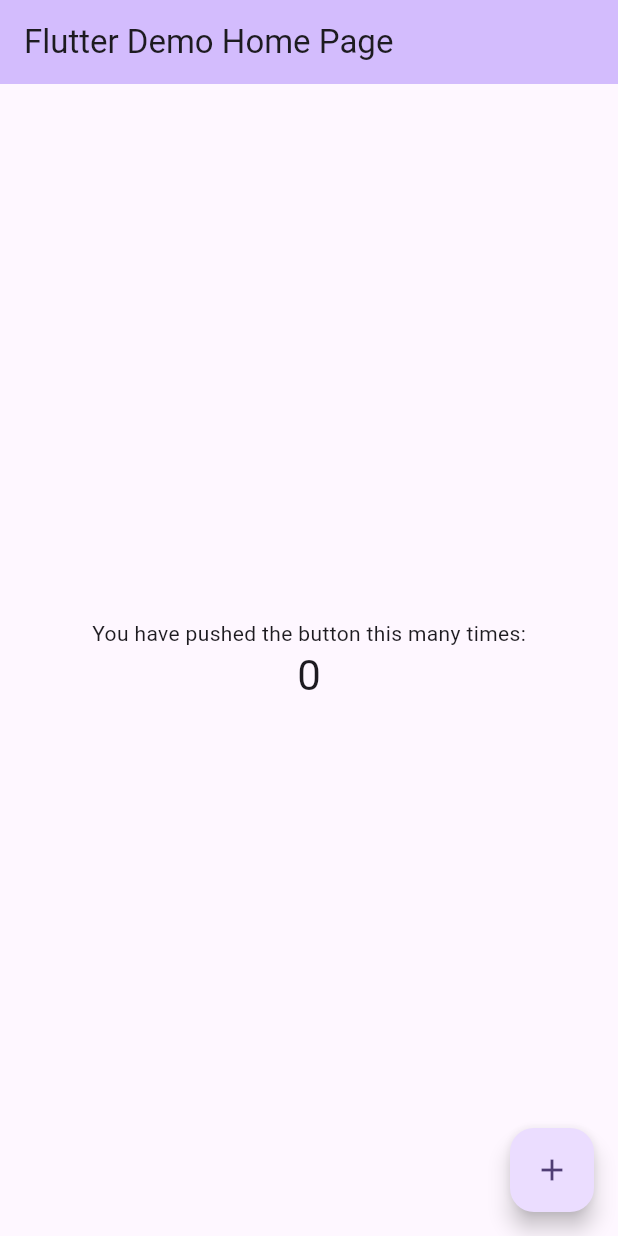
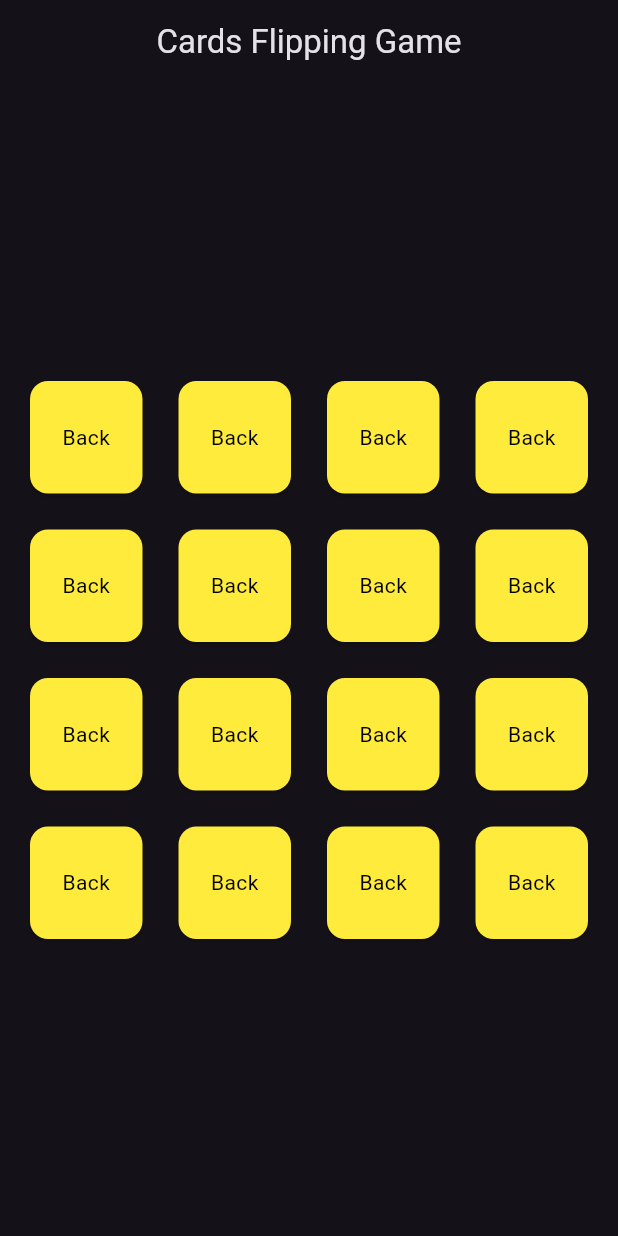
Before and after one commit to abhiramgelle1/HomeWork03-CardFlippingGame, a Flutter app: the screen it shows after launch, on a phone screen of 412 x 824 dp. Run offline on Flutter 3.47's test engine with Material 3 defaults, Android fonts, the phone set to English and light mode, and no system bars.

Commit message:
Basic setup for cards with grid and title for the assignment

```diff
--- a/lib/main.dart
+++ b/lib/main.dart
@@ -1,125 +1,40 @@
 import 'package:flutter/material.dart';
 
 void main() {
-  runApp(const MyApp());
+  runApp(CardMatchingGame());
 }
 
-class MyApp extends StatelessWidget {
-  const MyApp({super.key});
-
-  // This widget is the root of your application.
+class CardMatchingGame extends StatelessWidget {
   @override
   Widget build(BuildContext context) {
     return MaterialApp(
-      title: 'Flutter Demo',
-      theme: ThemeData(
-        // This is the theme of your application.
-        //
-        // TRY THIS: Try running your application with "flutter run". You'll see
-        // the application has a purple toolbar. Then, without quitting the app,
-        // try changing the seedColor in the colorScheme below to Colors.green
-        // and then invoke "hot reload" (save your changes or press the "hot
-        // reload" button in a Flutter-supported IDE, or press "r" if you used
-        // the command line to start the app).
-        //
-        // Notice that the counter didn't reset back to zero; the application
-        // state is not lost during the reload. To reset the state, use hot
-        // restart instead.
-        //
-        // This works for code too, not just values: Most code changes can be
-        // tested with just a hot reload.
-        colorScheme: ColorScheme.fromSeed(seedColor: Colors.deepPurple),
-        useMaterial3: true,
+      theme: ThemeData.dark(),
+      home: Scaffold(
+        appBar: AppBar(
+          title: Center(
+            child: Text('Cards Flipping Game'),
+          ),
+        ),
+        body: Center(
+          child: Padding(
+            padding: const EdgeInsets.all(16.0),
+            child: GridView.count(
+              shrinkWrap: true,
+              crossAxisCount: 4, // 4x4 grid
+              mainAxisSpacing: 16.0,
+              crossAxisSpacing: 16.0,
+              children: List.generate(16, (index) {
+                return Card(
+                  color: Colors.yellow,
+                  child: Center(
+                    child: Text('Back', style: TextStyle(color: Colors.black)),
+                  ),
+                );
+              }),
+            ),
+          ),
+        ),
       ),
-      home: const MyHomePage(title: 'Flutter Demo Home Page'),
     );
   }
 }
-
-class MyHomePage extends StatefulWidget {
-  const MyHomePage({super.key, required this.title});
-
-  // This widget is the home page of your application. It is stateful, meaning
-  // that it has a State object (defined below) that contains fields that affect
-  // how it looks.
-
-  // This class is the configuration for the state. It holds the values (in this
-  // case the title) provided by the parent (in this case the App widget) and
-  // used by the build method of the State. Fields in a Widget subclass are
-  // always marked "final".
-
-  final String title;
-
-  @override
-  State<MyHomePage> createState() => _MyHomePageState();
-}
-
-class _MyHomePageState extends State<MyHomePage> {
-  int _counter = 0;
-
-  void _incrementCounter() {
-    setState(() {
-      // This call to setState tells the Flutter framework that something has
-      // changed in this State, which causes it to rerun the build method below
-      // so that the display can reflect the updated values. If we changed
-      // _counter without calling setState(), then the build method would not be
-      // called again, and so nothing would appear to happen.
-      _counter++;
-    });
-  }
-
-  @override
-  Widget build(BuildContext context) {
-    // This method is rerun every time setState is called, for instance as done
-    // by the _incrementCounter method above.
-    //
-    // The Flutter framework has been optimized to make rerunning build methods
-    // fast, so that you can just rebuild anything that needs updating rather
-    // than having to individually change instances of widgets.
-    return Scaffold(
-      appBar: AppBar(
-        // TRY THIS: Try changing the color here to a specific color (to
-        // Colors.amber, perhaps?) and trigger a hot reload to see the AppBar
-        // change color while the other colors stay the same.
-        backgroundColor: Theme.of(context).colorScheme.inversePrimary,
-        // Here we take the value from the MyHomePage object that was created by
-        // the App.build method, and use it to set our appbar title.
-        title: Text(widget.title),
-      ),
-      body: Center(
-        // Center is a layout widget. It takes a single child and positions it
-        // in the middle of the parent.
-        child: Column(
-          // Column is also a layout widget. It takes a list of children and
-          // arranges them vertically. By default, it sizes itself to fit its
-          // children horizontally, and tries to be as tall as its parent.
-          //
-          // Column has various properties to control how it sizes itself and
-          // how it positions its children. Here we use mainAxisAlignment to
-          // center the children vertically; the main axis here is the vertical
-          // axis because Columns are vertical (the cross axis would be
-          // horizontal).
-          //
-          // TRY THIS: Invoke "debug painting" (choose the "Toggle Debug Paint"
-          // action in the IDE, or press "p" in the console), to see the
-          // wireframe for each widget.
-          mainAxisAlignment: MainAxisAlignment.center,
-          children: <Widget>[
-            const Text(
-              'You have pushed the button this many times:',
-            ),
-            Text(
-              '$_counter',
-              style: Theme.of(context).textTheme.headlineMedium,
-            ),
-          ],
-        ),
-      ),
-      floatingActionButton: FloatingActionButton(
-        onPressed: _incrementCounter,
-        tooltip: 'Increment',
-        child: const Icon(Icons.add),
-      ), // This trailing comma makes auto-formatting nicer for build methods.
-    );
-  }
-}
```
